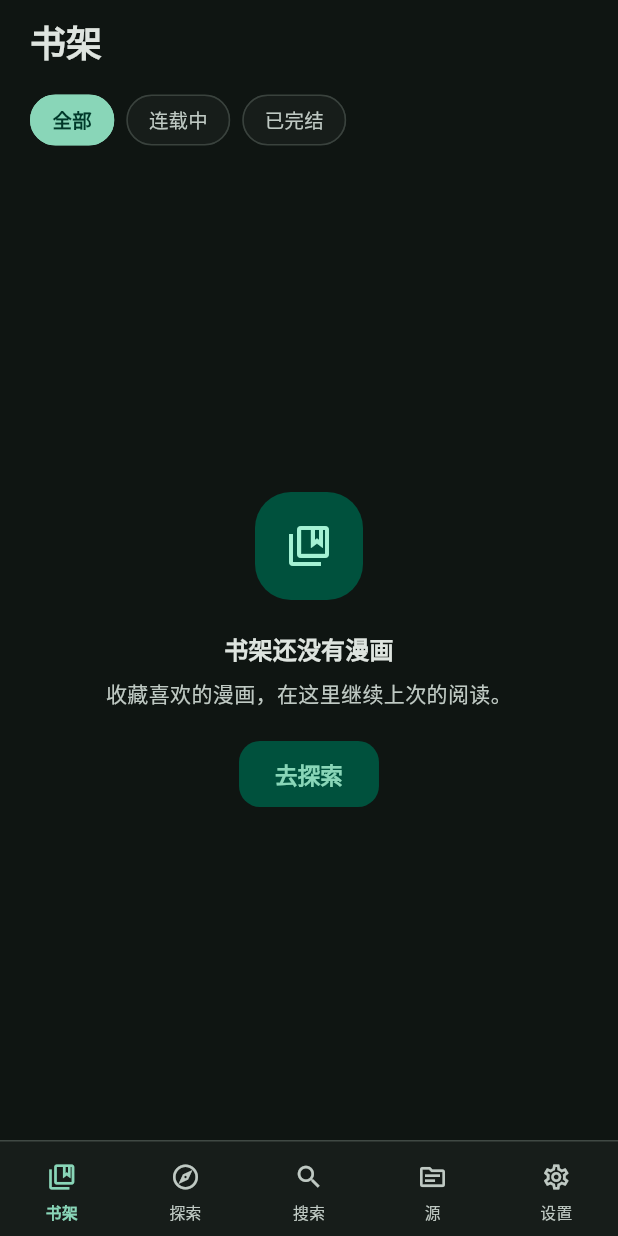
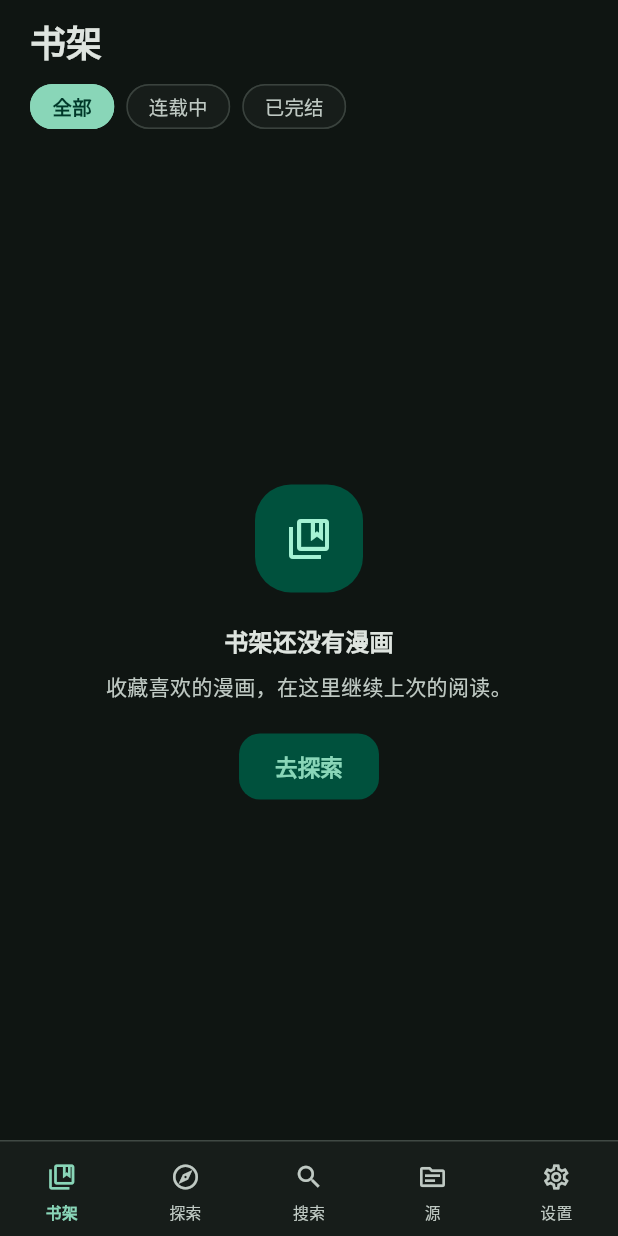
Before and after one commit to ahov520/comic-forge, a Flutter app: the screen it shows after launch, on a phone screen of 412 x 824 dp. Run offline on Flutter 3.47's test engine with Material 3 defaults, Android fonts, the phone set to English and light mode, and no system bars; our stand-ins replace cached_network_image, file_picker, shared_preferences; missing offline and left inert: flutter_js; statements that could not run were skipped.

Commit message:
style(shelf): match filter chips to six-screens pills
Compact shared FilterChoiceChip to the design 7×14 / 13px capsule and
give the bookshelf a FilterChipRow with 8px gaps and 12px bottom inset
so empty and filled states share the same chip-to-content rhythm.

Co-authored-by: ahov520 <ahov520@users.noreply.github.com>

```diff
--- a/app/lib/ui/shelf_explore_screens.dart
+++ b/app/lib/ui/shelf_explore_screens.dart
@@ -58,23 +58,23 @@ class _ShelfScreenState extends State<ShelfScreen> {
                 ),
               ),
               SliverToBoxAdapter(
-                child: Padding(
-                  padding: const EdgeInsets.fromLTRB(20, 0, 20, 4),
-                  child: Wrap(
-                    spacing: 8,
-                    runSpacing: 8,
+                child: FilterChipRow(
                   children: ['全部', '连载中', '已完结']
                       .asMap()
                       .entries
                       .map(
                         (e) => FilterChoiceChip(
-                            label: Text(e.value),
+                          label: Text(
+                            e.value,
+                            textAlign: TextAlign.center,
+                            maxLines: 1,
+                            overflow: TextOverflow.ellipsis,
+                          ),
                           selected: _filter == e.key,
                           onSelected: (_) => setState(() => _filter = e.key),
                         ),
                       )
                       .toList(),
-                  ),
                 ),
               ),
               if (books.isEmpty)
@@ -98,7 +98,7 @@ class _ShelfScreenState extends State<ShelfScreen> {
                 )
               else
                 SliverPadding(
-                  padding: const EdgeInsets.fromLTRB(20, 4, 20, 16),
+                  padding: const EdgeInsets.fromLTRB(20, 0, 20, 16),
                   sliver: SliverGrid(
                     gridDelegate:
                         const SliverGridDelegateWithMaxCrossAxisExtent(
--- a/app/lib/ui/widgets.dart
+++ b/app/lib/ui/widgets.dart
@@ -26,7 +26,7 @@ class ScreenTitle extends StatelessWidget {
   );
 }
 
-/// 书架与探索共用的单选筛选标签。
+/// 书架与探索共用的单选筛选标签，对齐 six-screens `.chip`（7×14、13px）。
 class FilterChoiceChip extends StatelessWidget {
   const FilterChoiceChip({
     super.key,
@@ -47,8 +47,10 @@ class FilterChoiceChip extends StatelessWidget {
       selected: selected,
       onSelected: onSelected,
       showCheckmark: false,
+      visualDensity: VisualDensity.compact,
+      materialTapTargetSize: MaterialTapTargetSize.shrinkWrap,
       shape: const StadiumBorder(),
-      padding: const EdgeInsets.symmetric(vertical: 6),
+      padding: const EdgeInsets.symmetric(vertical: 7),
       labelPadding: const EdgeInsets.symmetric(horizontal: 14),
       backgroundColor: scheme.brightness == Brightness.light
           ? scheme.surfaceContainerLowest
@@ -61,9 +63,28 @@ class FilterChoiceChip extends StatelessWidget {
       ),
       labelStyle: Theme.of(context).textTheme.labelLarge?.copyWith(
         fontSize: 13,
+        height: 1.0,
         fontWeight: selected ? FontWeight.w600 : FontWeight.w400,
         color: selected ? scheme.onPrimary : scheme.onSurfaceVariant,
       ),
+    );
+  }
+}
+
+/// 书架状态筛选条，对齐 six-screens ① `.chip-row`（间距 8、底边距 12）。
+class FilterChipRow extends StatelessWidget {
+  const FilterChipRow({super.key, required this.children});
+
+  final List<Widget> children;
+
+  static const padding = EdgeInsets.fromLTRB(20, 0, 20, 12);
+  static const double spacing = 8;
+
+  @override
+  Widget build(BuildContext context) {
+    return Padding(
+      padding: padding,
+      child: Wrap(spacing: spacing, runSpacing: spacing, children: children),
     );
   }
 }
```
Lines whose indentation alone changed are shown as unchanged.
